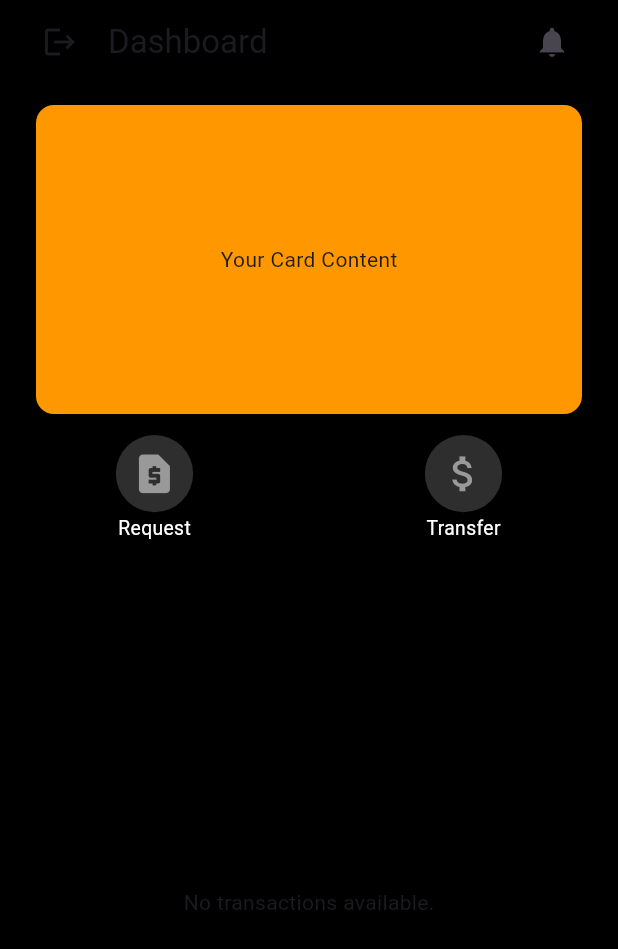
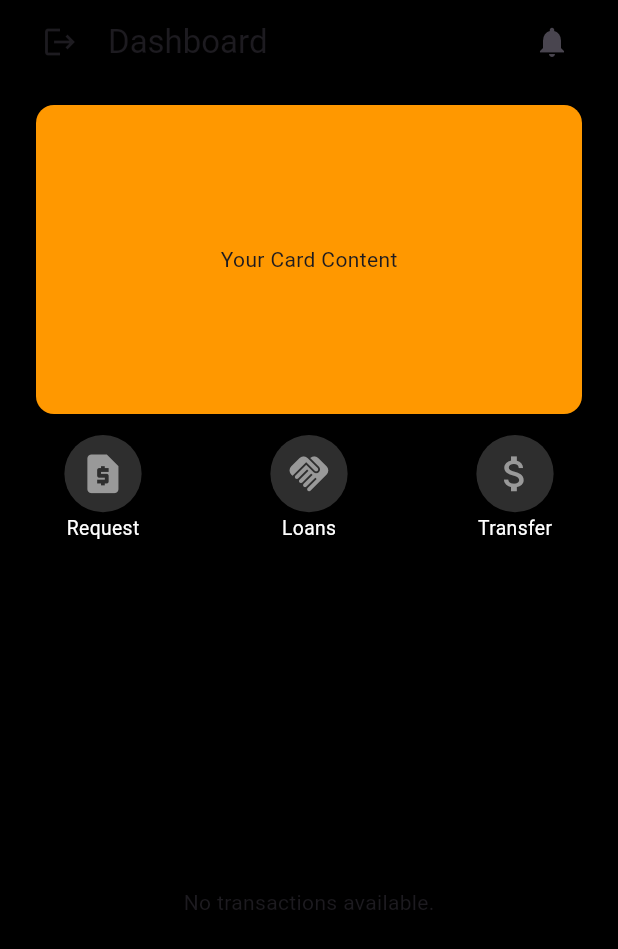
Before and after one commit to GnaniPasupula/lendpay, a Flutter app: the Dashboard screen opened by its route, on a phone screen of 412 x 824 dp. Shown: the top 949 px of the screen. Run offline on Flutter 3.47's test engine with Material 3 defaults, Android fonts, the phone set to English and light mode, and no system bars; our stand-ins replace shared_preferences; accounts and stored records are empty; network calls fail.

```diff
--- a/API/package.json
+++ b/API/package.json
@@ -15,6 +15,7 @@
     "express": "^4.18.2",
     "jsonwebtoken": "^9.0.2",
     "mongoose": "^7.6.3",
-    "nodemon": "^3.0.1"
+    "nodemon": "^3.0.1",
+    "socket.io": "^4.7.2"
   }
 }
--- /dev/null
+++ b/Client/lib/allAgreementsPage.dart
@@ -0,0 +1,21 @@
+import 'package:flutter/material.dart';
+
+class AllAgreementsPage extends StatefulWidget {
+  @override
+  _AllAgreementsPageState createState() => _AllAgreementsPageState();
+}
+
+class _AllAgreementsPageState extends State<AllAgreementsPage> {
+
+  @override
+  Widget build(BuildContext context) {
+    return MaterialApp(
+      home: Scaffold(
+        appBar: AppBar(
+          title: Text('All Agreements'),
+        ),
+        body: Text("Suppp"),
+      ),
+    );
+  }
+}
--- a/Client/lib/api_helper.dart
+++ b/Client/lib/api_helper.dart
@@ -123,4 +123,52 @@ class ApiHelper {
       throw Exception('Error fetching transactions: $e');
     }
   }
+
+  static Future<void> sendTransactionRequest({
+    required String receiverEmail,
+    required int amount,
+    required String startDate,
+    required String endDate,
+    required int interestRate,
+    required int paymentCycle,
+    required double subAmount,
+    required int loanPeriod,
+    required double interestAmount,
+    required double totalAmount,
+  }) async {
+    final url = '$baseUrl/user/request';
+
+    try {
+      final prefs = await SharedPreferences.getInstance();
+      final authToken = prefs.getString('authToken');
+
+      final response = await http.post(
+        Uri.parse(url),
+        headers: {'Authorization': 'Bearer $authToken'},
+        body: jsonEncode({
+          'receiverEmail': receiverEmail,
+          'amount': amount,
+          'startDate': startDate,
+          'endDate': endDate,
+          'interestRate': interestRate,
+          'paymentCycle': paymentCycle,
+          'subAmount': subAmount,
+          'loanPeriod': loanPeriod,
+          'interestAmount': interestAmount,
+          'totalAmount': totalAmount,
+        }),
+      );
+
+      if (response.statusCode == 200) {
+        log('Transaction request sent successfully');
+      } else if (response.statusCode == 404) {
+        log('Sender or receiver not found');
+        throw Exception('Sender or receiver not found');
+      } else {
+        throw Exception('Failed to send transaction request');
+      }
+    } catch (e) {
+      throw Exception('Error sending transaction request: $e');
+    }
+  }
 }
--- a/Client/lib/dashboard.dart
+++ b/Client/lib/dashboard.dart
@@ -1,7 +1,7 @@
 import 'package:flutter/material.dart';
 import 'package:lendpay/Models/Transaction.dart';
-import 'package:lendpay/Models/User.dart';
 import 'package:lendpay/Providers/transaction_provider.dart';
+import 'package:lendpay/allAgreementsPage.dart';
 import 'package:lendpay/singleTransaction.dart';
 import 'package:provider/provider.dart';
 import 'api_helper.dart';
@@ -10,7 +10,7 @@ import 'request.dart';
 
 class Dashboard extends StatefulWidget {
 
-  Dashboard();
+  const Dashboard();
   @override
   _DashboardState createState() => _DashboardState();
 }
@@ -46,12 +46,12 @@ class _DashboardState extends State<Dashboard> {
 
     return Scaffold(
       appBar: AppBar(
-        title: Text("Dashboard"),
+        title: const Text("Dashboard"),
         actions: [
           Padding(
-            padding: EdgeInsets.only(right: 20.0), // Add right padding to the notifications button
+            padding: const EdgeInsets.only(right: 20.0), // Add right padding to the notifications button
             child: IconButton(
-              icon: Icon(Icons.notifications),
+              icon: const Icon(Icons.notifications),
               onPressed: () {
                 // Handle notifications button click
               },
@@ -60,9 +60,9 @@ class _DashboardState extends State<Dashboard> {
         ],
         backgroundColor: Colors.black, // Black background for the top bar
         leading: Padding(
-          padding: EdgeInsets.only(left: 20.0), // Add left padding to the logout button
+          padding: const EdgeInsets.only(left: 20.0), // Add left padding to the logout button
           child: IconButton(
-            icon: Icon(Icons.logout),
+            icon: const Icon(Icons.logout),
             onPressed: () {
               // Handle logout button click
             },
@@ -78,7 +78,7 @@ class _DashboardState extends State<Dashboard> {
             child: Column(
               children: [
                 Padding(
-                  padding: EdgeInsets.symmetric(horizontal: 20.0, vertical: 10),
+                  padding: const EdgeInsets.symmetric(horizontal: 20.0, vertical: 10),
                   child: Card(
                     color: Colors.orange,
                     shape: RoundedRectangleBorder(
@@ -87,7 +87,7 @@ class _DashboardState extends State<Dashboard> {
                     child: SizedBox(
                       width: double.infinity,
                       height: cardHeight,
-                      child: Center(
+                      child: const Center(
                         child: Text("Your Card Content"),
                       ),
                     ),
@@ -97,48 +97,72 @@ class _DashboardState extends State<Dashboard> {
                   mainAxisAlignment: MainAxisAlignment.spaceAround,
                   children: [
                     Padding(
-                      padding: EdgeInsets.symmetric(horizontal: 20.0),
+                      padding: const EdgeInsets.symmetric(horizontal: 20.0),
                       child: Column(
                         children: [
                           Container(
                             width: iconSize,
                             height: iconSize,
                             decoration: BoxDecoration(
-                              color: Color(0xFF2E2E2E),
+                              color: const Color(0xFF2E2E2E),
                               borderRadius: BorderRadius.circular(iconSize / 2),
                             ),
                             child: IconButton(
-                              icon: Icon(Icons.request_page, color: Color(0xFF999999), size: iconSize * 0.6),
+                              icon: Icon(Icons.request_page, color: const Color(0xFF999999), size: iconSize * 0.6),
                               onPressed: () {
                                 // Handle Transfer Money button click
                                 Navigator.push(context, MaterialPageRoute(builder: (context)=>Request()));
                               },
                             ),
                           ),
-                          SizedBox(height: 1.0),
+                          const SizedBox(height: 1.0),
                           Text("Request", style: TextStyle(color: Colors.white,fontSize: iconSize * 0.25,)),
                         ],
                       ),
                     ),
                     Padding(
-                      padding: EdgeInsets.symmetric(horizontal: 20.0),
+                      padding: const EdgeInsets.symmetric(horizontal: 20.0),
                       child: Column(
                         children: [
                           Container(
                             width: iconSize,
                             height: iconSize,
                             decoration: BoxDecoration(
-                              color: Color(0xFF2E2E2E),
+                              color: const Color(0xFF2E2E2E),
                               borderRadius: BorderRadius.circular(iconSize / 2),
                             ),
                             child: IconButton(
-                              icon: Icon(Icons.attach_money, color: Color(0xFF999999), size: iconSize * 0.6),
+                              icon: Icon(Icons.handshake, color: const Color(0xFF999999), size: iconSize * 0.6),
+                              onPressed: () {
+                                // Handle Transfer Money button click
+                                Navigator.push(context, MaterialPageRoute(builder: (context)=>AllAgreementsPage()));
+                              },
+                            ),
+                          ),
+                          const SizedBox(height: 1.0),
+                          Text("Loans", style: TextStyle(color: Colors.white,fontSize: iconSize * 0.25,)),
+                        ],
+                      ),
+                    ),
+                    Padding(
+                      padding: const EdgeInsets.symmetric(horizontal: 20.0),
+                      child: Column(
+                        children: [
+                          Container(
+                            width: iconSize,
+                            height: iconSize,
+                            decoration: BoxDecoration(
+                              color: const Color(0xFF2E2E2E),
+                              borderRadius: BorderRadius.circular(iconSize / 2),
+                            ),
+                            child: IconButton(
+                              icon: Icon(Icons.attach_money, color: const Color(0xFF999999), size: iconSize * 0.6),
                               onPressed: () {
                                 // Handle Transfer Money button click
                               },
                             ),
                           ),
-                          SizedBox(height: 1.0),
+                          const SizedBox(height: 1.0),
                           Text("Transfer", style: TextStyle(color: Colors.white,fontSize: iconSize * 0.25)),
                         ],
                       ),
@@ -149,12 +173,12 @@ class _DashboardState extends State<Dashboard> {
               ],
             ),
           ),
-          Padding(padding: EdgeInsets.only(bottom: 10)),
+          const Padding(padding: EdgeInsets.only(bottom: 10)),
           Expanded(
             child: allTransactions.isEmpty
-                ? Center(child: Text('No transactions available.'))
+                ? const Center(child: Text('No transactions available.'))
                 : ClipRRect(
-                  borderRadius: BorderRadius.only(
+                  borderRadius: const BorderRadius.only(
                     topLeft: Radius.circular(24.0), // Top left corner
                     topRight: Radius.circular(24.0), // Top right corner
                   ),
@@ -191,7 +215,7 @@ class _DashboardState extends State<Dashboard> {
                               DateFormat.jm().format(transactionDate);
                         }
                         return Padding(
-                          padding: EdgeInsets.symmetric(horizontal: 20.0, vertical: 5.0),
+                          padding: const EdgeInsets.symmetric(horizontal: 20.0, vertical: 5.0),
                           child: Card(
                             shape: RoundedRectangleBorder(
                               borderRadius: BorderRadius.circular(12),
```
Also changed, not shown: Client/lib/agreementPage.dart (+29 -4 lines), Client/lib/incomingRequest.dart (added, +171 -0 lines), API/package-lock.json, 3 other files.
